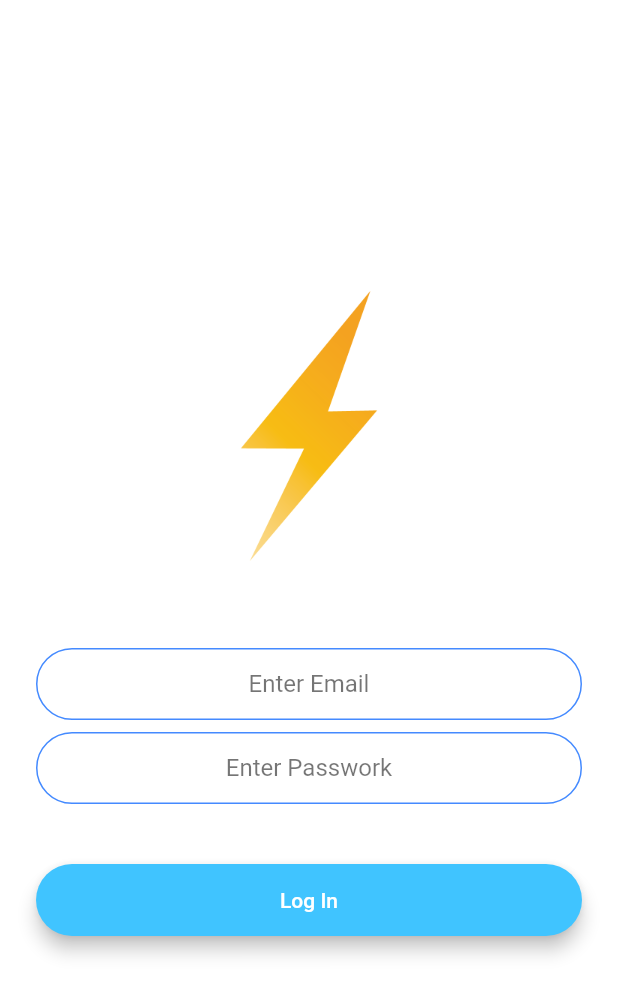
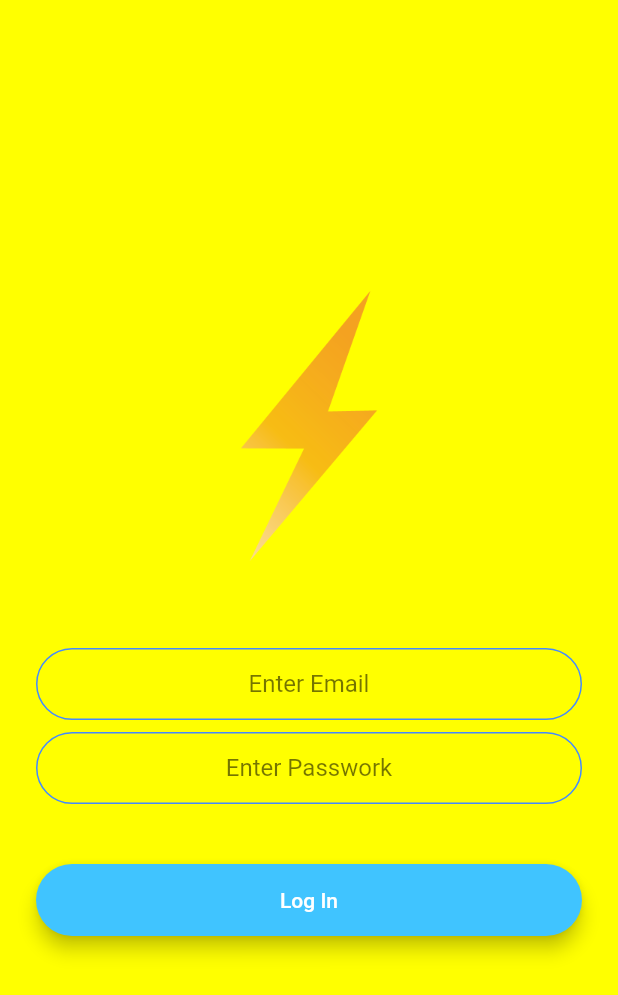
Before and after one commit to hassan-ahmed90/Flash_Chat_App_Firebase, a Flutter app: the screen it shows after launch, after a tap on "Log In", on a phone screen of 412 x 824 dp. Shown: the top 995 px of the screen. Run offline on Flutter 3.47's test engine with Material 2 defaults, Android fonts, the phone set to English and light mode, and no system bars; drawn by our look-alikes of modal_progress_hud_nsn; our stand-ins replace animated_text_kit, cloud_firestore, firebase_auth, firebase_core; accounts and stored records are empty.

Commit message:
2nd commit

```diff
--- a/lib/component/my_button.dart
+++ b/lib/component/my_button.dart
@@ -9,7 +9,7 @@ class MyButton extends StatelessWidget {
   @override
   Widget build(BuildContext context) {
     return Padding(
-      padding: EdgeInsets.symmetric(vertical: 16.0),
+      padding:  const EdgeInsets.symmetric(vertical: 16.0),
       child: Material(
         elevation: 5.0,
         color: colors,
--- a/lib/screens/login_screen.dart
+++ b/lib/screens/login_screen.dart
@@ -5,6 +5,7 @@ import 'package:firebase_auth/firebase_auth.dart';
 import 'package:flash_chat_firebasae/Routes/routes_name.dart';
 import 'package:flash_chat_firebasae/constant.dart';
 import 'package:flutter/material.dart';
+import 'package:modal_progress_hud_nsn/modal_progress_hud_nsn.dart';
 class LoginScreen extends StatefulWidget {
   const LoginScreen({Key? key}) : super(key: key);
 
@@ -21,7 +22,7 @@ class _LoginScreenState extends State<LoginScreen> with SingleTickerProviderStat
     // TODO: implement initState
     super.initState();
     controller=AnimationController(
-      duration: Duration(seconds: 1),
+      duration: const Duration(seconds: 1),
       vsync: this,);
     animation= ColorTween(begin: Colors.blueGrey,end: Colors.white).animate(controller!);
     controller?.forward();
@@ -34,13 +35,16 @@ class _LoginScreenState extends State<LoginScreen> with SingleTickerProviderStat
   }
   String? email;
   String? password;
+  bool showSpiner=false;
 
   @override
   Widget build(BuildContext context) {
     return Scaffold(
-      backgroundColor: animation!.value,
-      body: Padding(
-        padding: EdgeInsets.symmetric(horizontal: 24.0),
+      backgroundColor: Colors.yellowAccent,
+      body: ModalProgressHUD(
+        inAsyncCall: showSpiner,
+        child: Padding(
+          padding: const EdgeInsets.symmetric(horizontal: 24.0),
           child: Column(
             mainAxisAlignment: MainAxisAlignment.center,
             crossAxisAlignment: CrossAxisAlignment.stretch,
@@ -52,7 +56,7 @@ class _LoginScreenState extends State<LoginScreen> with SingleTickerProviderStat
                   child: Image.asset('images/logo.png'),
                 ),
               ),
-            SizedBox(
+              const SizedBox(
                 height: 48.0,
               ),
               TextField(
@@ -64,7 +68,7 @@ class _LoginScreenState extends State<LoginScreen> with SingleTickerProviderStat
                 },
                 decoration: kInputDeco.copyWith(hintText: "Enter Email"),
               ),
-            SizedBox(
+              const SizedBox(
                 height: 8.0,
               ),
               TextField(
@@ -76,32 +80,36 @@ class _LoginScreenState extends State<LoginScreen> with SingleTickerProviderStat
                 },
                 decoration: kInputDeco.copyWith(hintText: "Enter Passwork")
               ),
-            SizedBox(
+              const SizedBox(
                 height: 24.0,
               ),
               Padding(
-              padding: EdgeInsets.symmetric(vertical: 16.0),
+                padding: const EdgeInsets.symmetric(vertical: 16.0),
                 child: Material(
                   color: Colors.lightBlueAccent,
-                borderRadius: BorderRadius.all(Radius.circular(30.0)),
+                  borderRadius: const BorderRadius.all(Radius.circular(30.0)),
                   elevation: 5.0,
                   child: MaterialButton(
                     onPressed: () async{
+                      setState(() {
+                        showSpiner=true;
+                      });
                       try{
                         final user=await _auth.signInWithEmailAndPassword(email: email!, password: password!);
                         if(user!=null){
                           Navigator.pushNamed(context, RoutesName.chat);
                         }
-
+                        setState(() {
+                          showSpiner=false;
+                        });
                       }catch(e){
                         // print(e);
                       }
-
                       //Implement login functionality.
                     },
                     minWidth: 200.0,
                     height: 42.0,
-                  child: Text(
+                    child: const Text(
                       'Log In',
                     ),
                   ),
@@ -110,6 +118,7 @@ class _LoginScreenState extends State<LoginScreen> with SingleTickerProviderStat
             ],
           ),
         ),
+      ),
     );
   }
 }
--- a/lib/screens/welcome_screen.dart
+++ b/lib/screens/welcome_screen.dart
@@ -18,7 +18,7 @@ class _WelcomeScreenState extends State<WelcomeScreen> with SingleTickerProvider
     // TODO: implement initState
     super.initState();
     controller=AnimationController(
-      duration: Duration(seconds: 1),
+      duration: const Duration(seconds: 1),
       vsync: this,
    upperBound: 100
     );
@@ -38,7 +38,7 @@ class _WelcomeScreenState extends State<WelcomeScreen> with SingleTickerProvider
     controller?.forward();
     controller?.addListener(() {
       setState(() {
-        print(controller?.value);
+        //print(controller?.value);
       });
     });
   }
@@ -53,7 +53,7 @@ class _WelcomeScreenState extends State<WelcomeScreen> with SingleTickerProvider
     return Scaffold(
       backgroundColor: animation!.value,
       body: Padding(
-        padding: EdgeInsets.symmetric(horizontal: 24.0),
+        padding: const EdgeInsets.symmetric(horizontal: 24.0),
         child: Column(
           mainAxisAlignment: MainAxisAlignment.center,
           crossAxisAlignment: CrossAxisAlignment.stretch,
@@ -83,7 +83,7 @@ class _WelcomeScreenState extends State<WelcomeScreen> with SingleTickerProvider
                 ),
               ],
             ),
-            SizedBox(
+            const SizedBox(
               height: 48.0,
             ),
             MyButton(colors:Colors.blue,title: "Log In", onTapped: (){
--- a/pubspec.yaml
+++ b/pubspec.yaml
@@ -39,6 +39,7 @@ dependencies:
   firebase_core: ^2.14.0
   firebase_auth: ^4.6.3
   cloud_firestore: ^4.8.2
+  modal_progress_hud_nsn: ^0.4.0
 
 dev_dependencies:
   flutter_test:
```
Also changed, not shown: lib/screens/chat_screen.dart (+28 -3 lines), lib/screens/registration_screen.dart (+14 -4 lines), pubspec.lock. Lines whose indentation alone changed are shown as unchanged.
